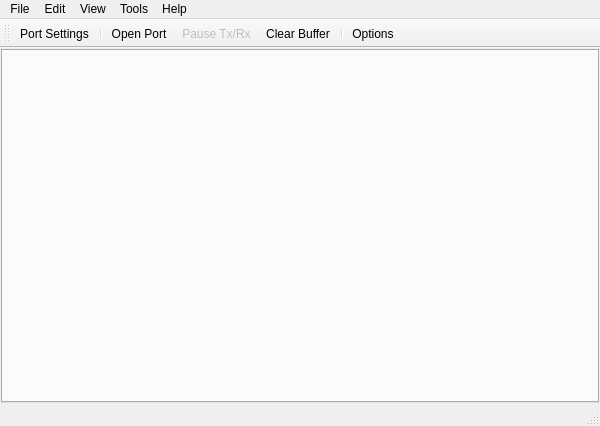
Qt form SerialTool/ui/mainwindow.ui (skiars/SerialTool) before a commit.
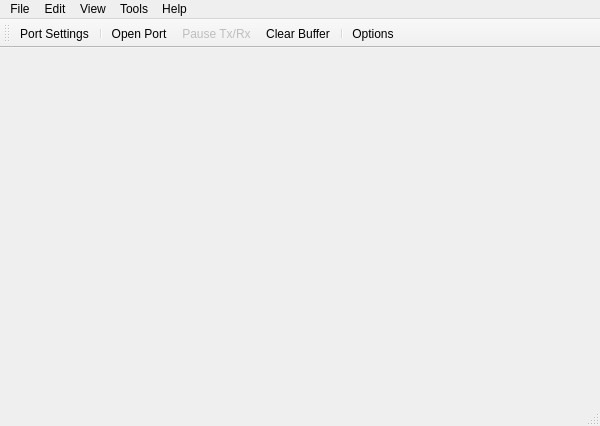
The same form after that commit. Icons and pictures are not drawn.

Diff of the .ui file:
```diff
--- a/SerialTool/ui/mainwindow.ui
+++ b/SerialTool/ui/mainwindow.ui
@@ -53,19 +53,6 @@
     <property name="bottomMargin">
      <number>1</number>
     </property>
-    <item>
-     <widget class="QTabWidget" name="tabWidget">
-      <property name="sizePolicy">
-       <sizepolicy hsizetype="Expanding" vsizetype="Expanding">
-        <horstretch>0</horstretch>
-        <verstretch>0</verstretch>
-       </sizepolicy>
-      </property>
-      <property name="currentIndex">
-       <number>-1</number>
-      </property>
-     </widget>
-    </item>
    </layout>
   </widget>
   <widget class="QMenuBar" name="menuBar">
```
